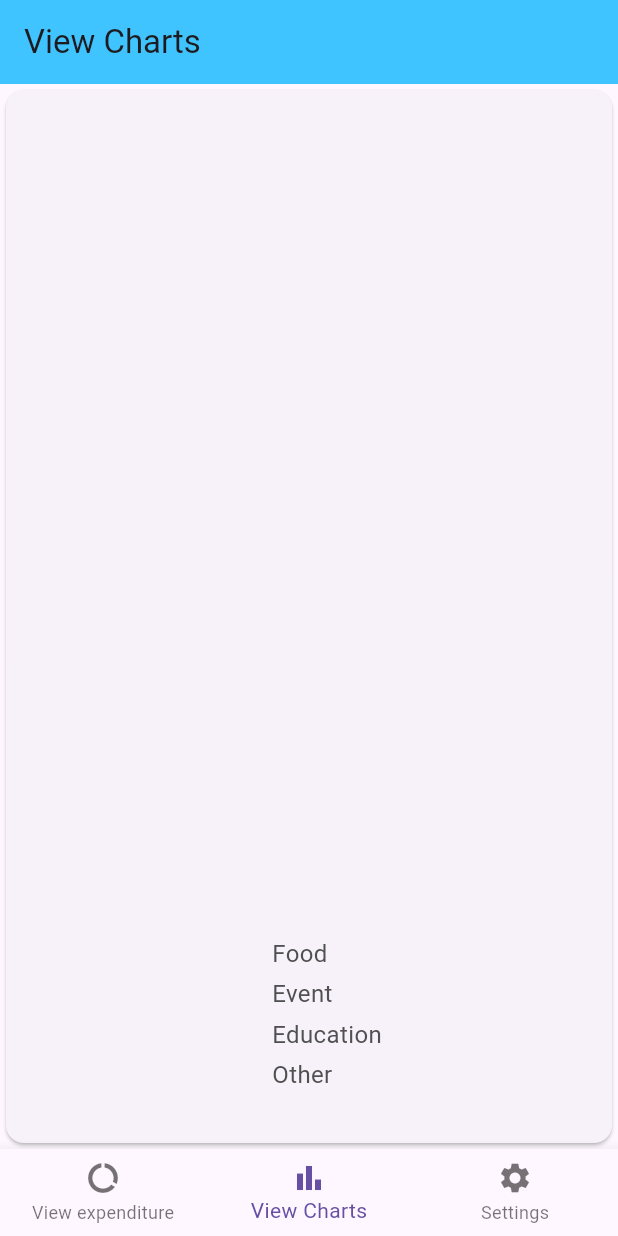
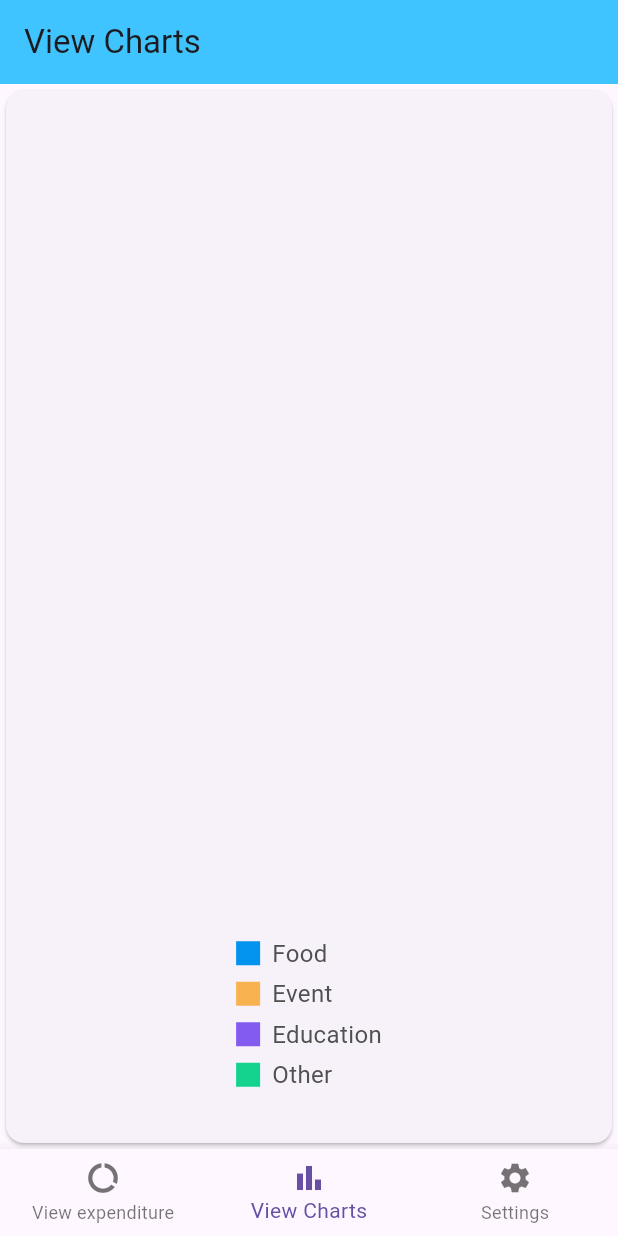
Before and after one commit to Serofer/FinView, a Flutter app: the screen it shows after launch, item 2 of the bottom bar chosen, on a phone screen of 412 x 824 dp. Run offline on Flutter 3.47's test engine with Material 3 defaults, Android fonts, the phone set to English and light mode, and no system bars; drawn by our look-alikes of fl_chart; our stand-ins replace sqflite; missing offline and left inert: dart:ffi; accounts and stored records are empty.

Commit message:
working legend

```diff
--- a/lib/charts/indicators_widget.dart
+++ b/lib/charts/indicators_widget.dart
@@ -5,7 +5,7 @@ import 'package:fin_view/view_charts.dart';
 Widget buildIndicator({
   required Color color,
   required String text,
-  bool isSquare = false,
+  bool isSquare = true,
   double size = 16,
   Color textColor = const Color(0xff505050),
 }) =>
@@ -15,6 +15,7 @@ Widget buildIndicator({
         height: size,
         decoration: BoxDecoration(
           shape: isSquare ? BoxShape.rectangle : BoxShape.circle,
+          color: color,
         ),
       ),
       const SizedBox(width: 8),
```
